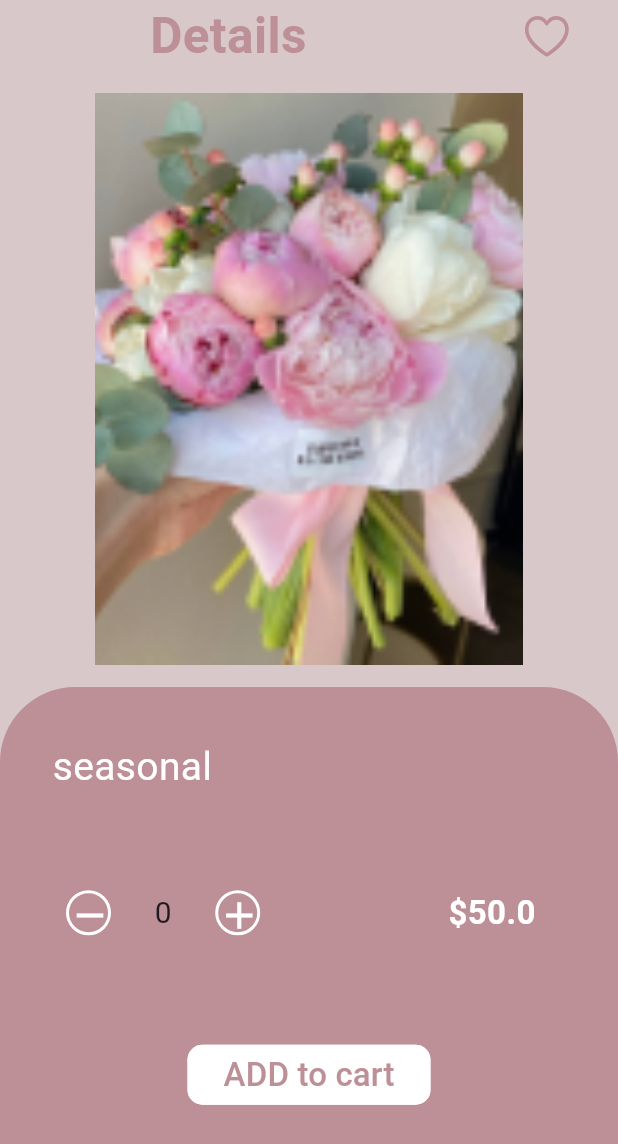
After one commit to shymaaelhawary1/Flower-shop-Application, a Flutter app: the Home screen opened directly, after a tap on "seasonal", on a phone screen of 412 x 824 dp. The commit adds this screen. Shown: the top 1144 px of the screen. Run offline on Flutter 3.47's test engine with Material 3 defaults, Android fonts, the phone set to English and light mode, and no system bars; our stand-ins replace device_preview, pin_code_fields, shared_preferences; accounts and stored records are empty.

Commit message:
home and details added

```diff
--- /dev/null
+++ b/lib/features/dashboard/details/veiw/details.dart
@@ -0,0 +1,183 @@
+import 'package:flutter/cupertino.dart';
+import 'package:flutter/material.dart';
+
+import '../../home/model/CategoryModel.dart';
+
+class Details extends StatelessWidget {
+  const Details( {super.key, required this.categoryModel});
+  final count = 0;
+  final CategoryModel categoryModel;
+  @override
+  Widget build(BuildContext context) {
+    return SafeArea(
+      child: Scaffold(
+        backgroundColor: const Color.fromARGB(255, 217, 200, 202),
+        body: Column(
+          crossAxisAlignment: CrossAxisAlignment.center,
+          children: [
+            const Padding(
+              padding: EdgeInsets.only(left: 100, right: 30),
+              child: Row(
+                children: [
+                  Text(
+                    'Details',
+                    style: TextStyle(
+                        color: Color(0xFFBD8F97),
+                        fontSize: 33,
+                        fontWeight: FontWeight.bold),
+                  ),
+                  Spacer(),
+                  Icon(
+                    CupertinoIcons.heart,
+                    color: Color(0xFFBD8F97),
+                    size: 35,
+                  )
+                ],
+              ),
+            ),
+             Padding(
+              padding: const EdgeInsets.symmetric(vertical: 15),
+              child: SizedBox(
+                height: 381,
+                width: 285,
+                child: Image(
+                  image: AssetImage(categoryModel.image),
+                  fit: BoxFit.cover,
+                ),
+              ),
+            ),
+            Expanded(
+              child: Container(
+                padding: const EdgeInsets.all(35),
+                width: double.infinity,
+                decoration: const BoxDecoration(
+                  color: Color(0xFFBD8F97),
+                  borderRadius: BorderRadius.only(
+                    topLeft: Radius.circular(50),
+                    topRight: Radius.circular(50),
+                  ),
+                ),
+                child: Column(
+                  crossAxisAlignment: CrossAxisAlignment.start,
+                  children: [
+                     Text(
+                      categoryModel.title,
+                      style: const TextStyle(fontSize: 26, color: Colors.white),
+                    ),
+                     Text
+                     (categoryModel.description
+                      ,style: const TextStyle(fontSize: 16, color: Colors.white),
+                    ),
+                    const SizedBox(
+                      height: 20,
+                    ),
+                    Row(
+                      mainAxisAlignment: MainAxisAlignment.start,
+                      children: [
+                        IconButton(
+                          onPressed: () {
+                            // setState(() {
+                            //   if (count > 0) count--;
+                            // });
+                          },
+                          icon: Container(
+                            width: 32,
+                            height: 30,
+                            decoration: BoxDecoration(
+                              shape: BoxShape.circle,
+                              border: Border.all(
+                                color: Colors.white,
+                                width: 2.0,
+                              ),
+                            ),
+                            child: const CircleAvatar(
+                              radius: 12,
+                              backgroundColor: Colors.transparent,
+                              foregroundColor: Colors.white,
+                              child: Icon(
+                                Icons.remove,
+                                size: 30,
+                              ),
+                            ),
+                          ),
+                        ),
+                        Padding(
+                          padding: const EdgeInsets.symmetric(horizontal: 20.0),
+                          child: Text(
+                            '$count',
+                            style: const TextStyle(fontSize: 20),
+                          ),
+                        ),
+                        IconButton(
+                          onPressed: () {
+                            // setState(() {
+                            //   count++;
+                            // });
+                          },
+                          icon: Container(
+                            width: 32,
+                            height: 30,
+                            decoration: BoxDecoration(
+                              shape: BoxShape.circle,
+                              border: Border.all(
+                                color: Colors.white,
+                                width: 2.0,
+                              ),
+                            ),
+                            child: const CircleAvatar(
+                              radius: 12,
+                              backgroundColor: Colors.transparent,
+                              foregroundColor: Colors.white,
+                              child: Icon(
+                                Icons.add,
+                                size: 30,
+                              ),
+                            ),
+                          ),
+                        ),
+                        const Spacer(),
+                         Padding(
+                          padding: const EdgeInsets.all(20.0),
+                          child: Text(
+                            '\$${categoryModel.price}',
+                            style: const TextStyle(
+                                fontSize: 22,
+                                fontWeight: FontWeight.bold,
+                                color: Colors.white),
+                          ),
+                        )
+                      ],
+                    ),
+                    Expanded(
+                      child: Center(
+                        child: ElevatedButton(
+                          onPressed: () {},
+                          style: ElevatedButton.styleFrom(
+                            backgroundColor: Colors.white,
+                            side: const BorderSide(
+                              color: Colors.white,
+                              width: 2.0,
+                            ),
+                            shape: RoundedRectangleBorder(
+                              borderRadius: BorderRadius.circular(10),
+                            ),
+                            shadowColor: Colors.transparent,
+                          ),
+                          child: const Text(
+                            'ADD to cart',
+                            style: TextStyle(
+                                color: Color(0xFFBD8F97), fontSize: 22),
+                          ),
+                        ),
+                      ),
+                    )
+                  ],
+                ),
+              ),
+            )
+          ],
+        ),
+      ),
+    );
+  }
+}
--- /dev/null
+++ b/lib/features/dashboard/home/model/CategoryModel.dart
@@ -0,0 +1,7 @@
+class CategoryModel {
+  String image;
+  String title;
+  String description;
+  double price;
+  CategoryModel({required this.image, required this.title, this.description ='',this.price =0});
+}
--- /dev/null
+++ b/lib/features/dashboard/home/veiw/CategoryItemCustomWidget.dart
@@ -0,0 +1,116 @@
+import 'package:flower_shop/features/dashboard/details/veiw/details.dart';
+import 'package:flutter/material.dart';
+
+import '../model/CategoryModel.dart';
+
+class CategoryItemCustomWidget extends StatelessWidget {
+  CategoryItemCustomWidget({
+    super.key,
+    required this.popular,
+  });
+  // final CategoryModel categoryModel;
+  final bool popular;
+  final List<CategoryModel> categories = [
+    CategoryModel(image: 'assets/Rectangle 8.png', title: 'Roses', price: 90),
+    CategoryModel(image: 'assets/Rectangle 9.png', title: 'lilies ', price: 70),
+    CategoryModel(
+        image: 'assets/Rectangle 10.png', title: 'seasonal', price: 50),
+    CategoryModel(
+        image: 'assets/Rectangle 14.png', title: 'uniflora', price: 45),
+  ];
+  @override
+  Widget build(BuildContext context) {
+    return ListView.builder(
+      scrollDirection: Axis.horizontal,
+      itemCount: 4,
+      itemBuilder: (context, index) {
+        return Padding(
+          padding: const EdgeInsets.symmetric(horizontal: 8),
+          child: InkWell(
+            onTap: () =>
+                Navigator.push(context, MaterialPageRoute(builder: (context) {
+              return Details(
+                categoryModel: categories[index],
+              );
+            })),
+            child: Container(
+              width: 150,
+              decoration: BoxDecoration(
+                image: DecorationImage(
+                  image: AssetImage(categories[index].image),
+                  fit: BoxFit.cover,
+                ),
+              ),
+              child: buttonNamesCategores(index, popular, context),
+            ),
+          ),
+        );
+      },
+    );
+  }
+
+  Padding buttonNamesCategores(int index, bool popular, BuildContext context) {
+    if (popular == false) {
+      return Padding(
+        padding:
+            const EdgeInsets.only(top: 115, bottom: 5, right: 30, left: 30),
+        child: ElevatedButton(
+          onPressed: () {
+            // Navigator.push(
+            //   context,
+            //   MaterialPageRoute(
+            //     builder: (context) {
+            //       return Details(
+            //         categoryModel: categories[index],
+            //       );
+            //     },
+            //   ),
+            // );
+          },
+          style: ElevatedButton.styleFrom(
+            backgroundColor: const Color(0xFFBD8F97),
+          ),
+          child: Text(
+            categories[index].title,
+            style: const TextStyle(
+              color: Colors.white,
+            ),
+          ),
+        ),
+      );
+    } else {
+      return Padding(
+        padding: const EdgeInsets.only(top: 115, bottom: 5, right: 5, left: 0),
+        child: ElevatedButton(
+          onPressed: () {
+            Navigator.push(context, MaterialPageRoute(builder: (context) {
+              return Details(
+                categoryModel: categories[index],
+              );
+            }));
+          },
+          style: ElevatedButton.styleFrom(
+            backgroundColor: const Color(0xFFBD8F97),
+          ),
+          child: Row(
+            children: [
+              Text(
+                categories[index].title,
+                style: const TextStyle(
+                  color: Colors.white,
+                ),
+              ),
+              const Spacer(),
+              Text(
+                '${categories[index].price}\$',
+                style: const TextStyle(
+                  color: Colors.white,
+                ),
+              ),
+            ],
+          ),
+        ),
+      );
+    }
+  }
+}
--- /dev/null
+++ b/lib/features/dashboard/home/veiw/SpecialOfferCustomWidget.dart
@@ -0,0 +1,68 @@
+import 'package:flutter/material.dart';
+
+import '../model/CategoryModel.dart';
+
+class SpecialOfferCustomWidget extends StatelessWidget {
+  SpecialOfferCustomWidget({super.key});
+
+  final List<CategoryModel> categories = [
+    CategoryModel(image: 'assets/Rectangle 14.png', price: 50, title: ''),
+    CategoryModel(image: 'assets/Rectangle 15.png', price: 30, title: ''),
+    CategoryModel(image: 'assets/Rectangle 16.png', price: 20, title: ''),
+    CategoryModel(image: 'assets/Rectangle 20.png', price: 20, title: ''),
+  ];
+
+  @override
+  Widget build(BuildContext context) {
+    return SizedBox(
+      height: 150,
+      child: ListView.builder(
+        scrollDirection: Axis.horizontal,
+        itemCount: categories.length,
+        itemBuilder: (context, index) {
+          return Padding(
+            padding: const EdgeInsets.symmetric(horizontal: 8),
+            child: Stack(
+              children: [
+                Container(
+                  width: 150,
+                  decoration: BoxDecoration(
+                    image: DecorationImage(
+                      image: AssetImage(categories[index].image),
+                      fit: BoxFit.cover,
+                    ),
+                  ),
+                ),
+                Positioned(
+                  left: 0,
+                  top: 0,
+                  child: Transform.rotate(
+                    angle: -0.7,
+                    child: Container(
+                      padding: const EdgeInsets.symmetric(
+                        horizontal: 16,
+                        vertical: 8,
+                      ),
+                      decoration: BoxDecoration(
+                        color: Color(0xFFBD8F97),
+                        borderRadius: BorderRadius.circular(5),
+                      ),
+                      child: Text(
+                        '${categories[index].price}% off',
+                        style: const TextStyle(
+                          color: Colors.white,
+                          fontWeight: FontWeight.bold,
+                          fontSize: 14,
+                        ),
+                      ),
+                    ),
+                  ),
+                ),
+              ],
+            ),
+          );
+        },
+      ),
+    );
+  }
+}
--- /dev/null
+++ b/lib/features/dashboard/home/veiw/home.dart
@@ -0,0 +1,157 @@
+import 'package:flutter/cupertino.dart';
+import 'package:flutter/material.dart';
+import 'CategoryItemCustomWidget.dart';
+import 'SpecialOfferCustomWidget.dart';
+
+class Home extends StatelessWidget {
+  final PageController pageController = PageController();
+  final ValueNotifier<int> currentIndexNotifier = ValueNotifier<int>(0);
+
+  Home({super.key});
+
+  void onChangeTab(int index) {
+    currentIndexNotifier.value = index;
+    pageController.jumpToPage(index);
+  }
+
+  @override
+  Widget build(BuildContext context) {
+    return Scaffold(
+      body: ValueListenableBuilder<int>(
+        valueListenable: currentIndexNotifier,
+        builder: (context, currentIndex, _) {
+          return PageView(
+            controller: pageController,
+            onPageChanged: (index) {
+              onChangeTab(index);
+            },
+            children: [
+              SingleChildScrollView(
+                child: Column(
+                  crossAxisAlignment: CrossAxisAlignment.start,
+                  children: [
+                    Container(
+                      height: 150,
+                      width: double.infinity,
+                      decoration: const BoxDecoration(
+                        color: Color(0xFFBD8F97),
+                        borderRadius: BorderRadius.only(
+                          bottomLeft: Radius.circular(50),
+                          bottomRight: Radius.circular(50),
+                        ),
+                      ),
+                      child: Padding(
+                        padding: const EdgeInsets.symmetric(horizontal: 20, vertical: 15),
+                        child: Row(
+                          mainAxisAlignment: MainAxisAlignment.spaceBetween,
+                          children: [
+                            Expanded(
+                              child: TextField(
+                                controller: TextEditingController(),
+                                decoration: InputDecoration(
+                                  filled: true,
+                                  fillColor: const Color(0xFFD9D9D9),
+                                  hintText: 'Search',
+                                  border: OutlineInputBorder(
+                                    borderRadius: BorderRadius.circular(30),
+                                    borderSide: BorderSide.none,
+                                  ),
+                                  prefixIcon: const Icon(Icons.search),
+                                ),
+                              ),
+                            ),
+                            const SizedBox(width: 10),
+                            const Icon(Icons.list),
+                          ],
+                        ),
+                      ),
+                    ),
+                    const Padding(
+                      padding: EdgeInsets.only(left: 16, top: 10),
+                      child: Text(
+                        'Categories',
+                        style: TextStyle(color: Color(0xFFBD8F97), fontSize: 20),
+                      ),
+                    ),
+                    SizedBox(
+                      height: 150,
+                      child: CategoryItemCustomWidget(
+                        popular: false,
+                      ),
+                    ),
+                    const SizedBox(height: 5),
+                    const Text(
+                      'Special offer',
+                      style: TextStyle(color: Color(0xFFBD8F97), fontSize: 18),
+                    ),
+                    const SizedBox(height: 5),
+                    SpecialOfferCustomWidget(),
+                    const SizedBox(height: 5),
+                    const Text(
+                      'Popular ',
+                      style: TextStyle(color: Color(0xFFBD8F97), fontSize: 18),
+                    ),
+                    const SizedBox(height: 5),
+                    SizedBox(
+                      height: 150,
+                      child: CategoryItemCustomWidget(
+                        popular: true,
+                      ),
+                    ),
+                 const SizedBox(height: 5,)
+
+                  ],
+                ),
+              ),
+              // const FavoritePage(),
+              // ReservationPage(),
+              // const DeliveryPage(),
+              // const ChatPage(),
+            ],
+          );
+        },
+      ),
+      bottomNavigationBar: ValueListenableBuilder<int>(
+        valueListenable: currentIndexNotifier,
+        builder: (context, currentIndex, _) {
+          return BottomNavigationBar(
+              type: BottomNavigationBarType.fixed,
+            backgroundColor:const Color(0xFFBD8F97),
+            currentIndex: currentIndex,
+            selectedItemColor: const Color.fromARGB(255, 101, 136, 250),
+            unselectedItemColor: const Color.fromARGB(255, 251, 250, 250),
+            onTap: onChangeTab,
+            selectedLabelStyle: const TextStyle(color: Colors.green),
+            unselectedLabelStyle: const TextStyle(color: Colors.grey),
+            items: const [
+
+              BottomNavigationBarItem(
+                icon: Icon(CupertinoIcons.home),
+                label: 'Home',
+              ),
+              BottomNavigationBarItem(
+                icon: Icon(CupertinoIcons.heart),
+                label: 'Favourite',
+              ),
+               BottomNavigationBarItem(
+                icon: Icon(CupertinoIcons.cart),
+                label: 'Cart',
+              ),
+              BottomNavigationBarItem(
+                icon: Icon(CupertinoIcons.chat_bubble_text),
+                label: 'Chat',
+              ),
+              BottomNavigationBarItem(
+                icon: Icon(CupertinoIcons.map),
+                label: 'Following Order',
+              ),
+
+
+
+            ],
+          );
+        },
+      ),
+    );
+  }
+}
--- a/lib/main.dart
+++ b/lib/main.dart
@@ -4,10 +4,13 @@ import 'package:flutter/material.dart';
 import 'package:shared_preferences/shared_preferences.dart';
 import 'package:device_preview/device_preview.dart';
 
+import 'features/dashboard/details/veiw/details.dart';
+import 'features/dashboard/home/veiw/home.dart';
+
 void main() {
   runApp(
     DevicePreview(
-      enabled: true,
+      enabled: false,
       builder: (context) => MyApp(),
     ),
   );
@@ -29,7 +32,8 @@ class MyApp extends StatelessWidget {
               body: Center(child: CircularProgressIndicator()),
             );
           } else if (snapshot.data == true) {
-            return LoginScreen();
+            return Home();
+            //  LoginScreen();
           } else {
             return OnBoardingPageView();
           }
```
Also changed, not shown: assets/Rectangle 10.png (added), assets/Rectangle 14.png (added), assets/Rectangle 15.png (added), assets/Rectangle 16.png (added), assets/Rectangle 19.png (added), assets/Rectangle 20.png (added), assets/Rectangle 21.png (added), assets/Rectangle 8.png (added), assets/Rectangle 9.png (added), pubspec.lock, 1 other file.
